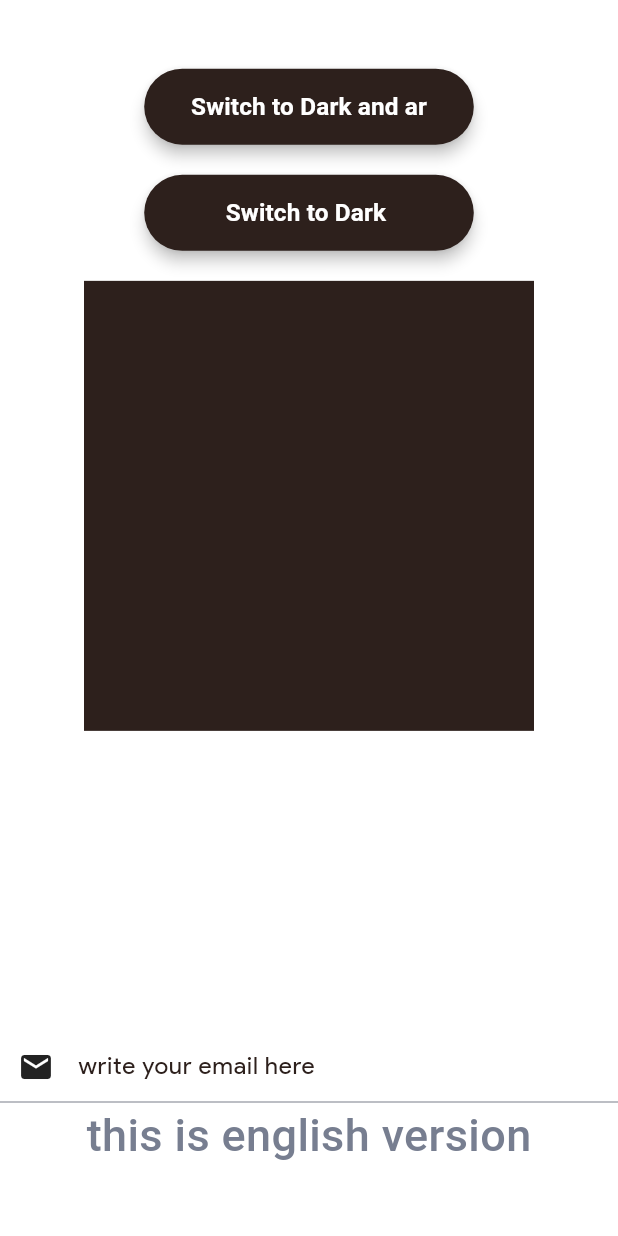
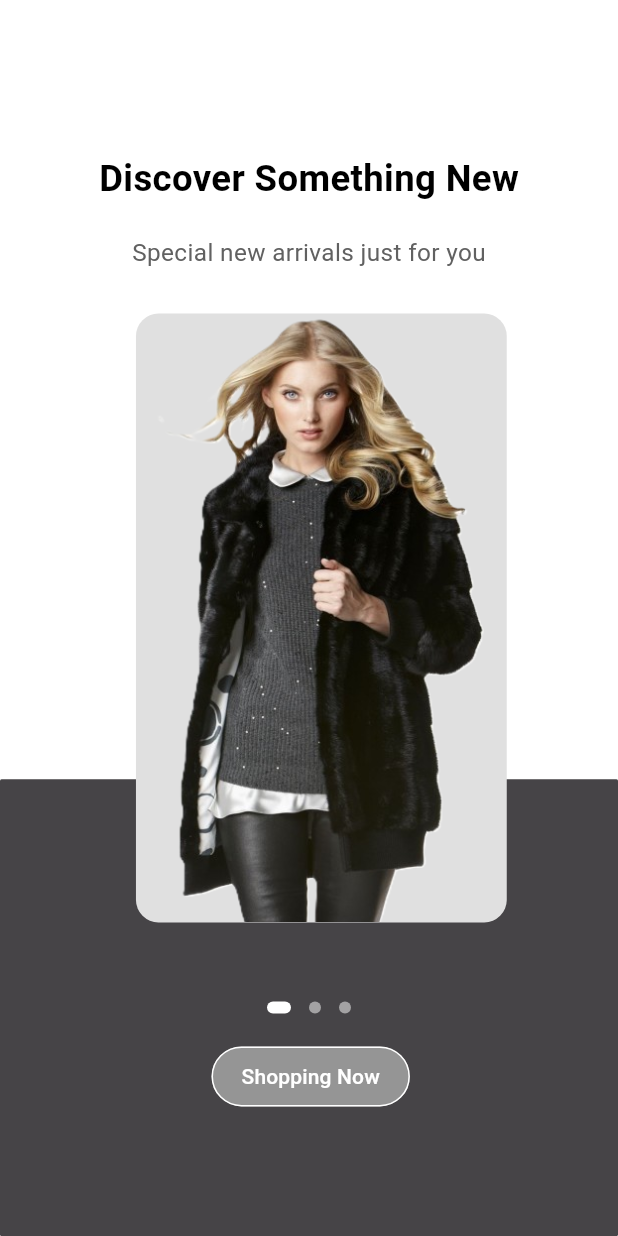
Before and after one commit to androemad123/Flux-E-commerce-App, a Flutter app: the OnboardingScreen screen opened by its route, on a phone screen of 412 x 824 dp. Run offline on Flutter 3.47's test engine with Material 3 defaults, Android fonts, the phone set to English and light mode, and no system bars; our stand-ins replace flutter_screenutil.

Commit message:
welcome and onBoarding screens added

```diff
--- /dev/null
+++ b/devtools_options.yaml
@@ -0,0 +1,3 @@
+description: This file stores settings for Dart & Flutter DevTools.
+documentation: https://docs.flutter.dev/tools/devtools/extensions#configure-extension-enablement-states
+extensions:
--- a/lib/app/flux_app.dart
+++ b/lib/app/flux_app.dart
@@ -51,7 +51,7 @@ class _FluxAppState extends State<FluxApp> {
           ],
           supportedLocales: S.delegate.supportedLocales,
           debugShowCheckedModeBanner: false,
-          initialRoute: Routes.onboardingRoute,
+          initialRoute: Routes.welcomeScreen,
           onGenerateRoute: widget.appRouter.generateRoute,
         );
       },
--- a/lib/presentation/onboarding/onboarding_screen.dart
+++ b/lib/presentation/onboarding/onboarding_screen.dart
@@ -1,13 +1,8 @@
-import 'package:depi_graduation/presentation/resources/color_manager.dart';
+import 'package:depi_graduation/presentation/onboarding/subScreens/final_screen.dart';
+import 'package:depi_graduation/presentation/onboarding/subScreens/first_screen.dart';
+import 'package:depi_graduation/presentation/onboarding/subScreens/second_screen.dart';
 import 'package:flutter/material.dart';
-import 'package:provider/provider.dart';
-
-
-import '../../app/provider/language_provider.dart';
-import '../../app/provider/theme_provider.dart';
-import '../../generated/l10n.dart';
-import '../widgets/app_text_button.dart';
-import '../widgets/app_text_field.dart';
+import 'package:flutter_screenutil/flutter_screenutil.dart';
 
 class OnboardingScreen extends StatefulWidget {
   const OnboardingScreen({super.key});
@@ -17,49 +12,103 @@ class OnboardingScreen extends StatefulWidget {
 }
 
 class _OnboardingScreenState extends State<OnboardingScreen> {
+  final _pageController = PageController(
+    initialPage: 0,
+    viewportFraction: 1.0, // Adjust this to change the width of each page
+  );
+  int _currentPage = 0;
+
+  void _goToNextPage() {
+    if (_pageController.hasClients) {
+      final nextPage = _pageController.page!.toInt() + 1;
+      if (nextPage < 3) {
+        _pageController.animateToPage(
+          nextPage,
+          duration: const Duration(milliseconds: 400),
+          curve: Curves.easeInOut,
+        );
+      }
+    }
+  }
+
+  void _onPageChanged(int index) {
+    setState(() {
+      _currentPage = index;
+    });
+  }
+
   @override
   Widget build(BuildContext context) {
-    final themeProvider = Provider.of<ThemeProvider>(context);
-    final languageProvider = Provider.of<LanguageProvider>(context);
+    return Scaffold(
+      backgroundColor: Colors.white,
+      body: Column(
+        children: [
+          Stack(
+            children: [
+              SizedBox(
+                height: MediaQuery.of(context).size.height * 1,
+                child: PageView.builder(
+                  itemBuilder: (context, index) {
+                    return PageView(
+                      onPageChanged: _onPageChanged,
+                      controller: _pageController,
+                      physics: const BouncingScrollPhysics(),
 
-    return Scaffold(
-      body: Column(
-        crossAxisAlignment: CrossAxisAlignment.center,
-        mainAxisAlignment: MainAxisAlignment.center,
-        children: [
-          AppTextButton(
-             width: 200,
-            text: themeProvider.isDarkMode
-                ? "Switch to Light and en"
-                : "Switch to Dark and ar",
-            onPressed: () {
-              themeProvider.toggleTheme();
-              languageProvider.setLocale(const Locale('en'));
-            },
-          ),
-          SizedBox(height: 20,),
-          AppTextButton(
-            width: 200,
-            text: themeProvider.isDarkMode
-                ? "Switch to Light"
-                : "Switch to Dark ",
-            onPressed: () {
-              themeProvider.toggleTheme();
-              languageProvider.setLocale(const Locale('ar'));
+                      children: [
+                        const FirstScreen(),
+                        const SecondScreen(),
+                        const FinalScreen(),
+                      ],
+                    );
+                  },
+                ),
+              ),
+              Positioned(
+                bottom: MediaQuery.of(context).size.height * 0.18,
+                left: 0,
+                right: 0,
+                child: Row(
+                  mainAxisAlignment: MainAxisAlignment.center,
+                  children: List.generate(3, (index) {
+                    return AnimatedContainer(
+                      duration: const Duration(milliseconds: 300),
+                      margin: EdgeInsets.symmetric(horizontal: 6),
+                      width: _currentPage == index ? 16 : 8,
+                      height: 8,
+                      decoration: BoxDecoration(
+                        color:
+                            _currentPage == index
+                                ? Colors.white
+                                : Colors.white.withOpacity(0.5),
+                        borderRadius: BorderRadius.circular(4.r),
+                      ),
+                    );
+                  }),
+                ),
+              ),
+              Positioned(
+                bottom: MediaQuery.of(context).size.height * 0.1,
+                left:
+                    (MediaQuery.of(context).size.width / 2) -
+                    65, // Center the button
+                child: OutlinedButton(
+                  onPressed: _goToNextPage,
+                  style: OutlinedButton.styleFrom(
+                    backgroundColor: Colors.grey.withOpacity(0.9),
+                    side: const BorderSide(color: Colors.white),
+                    padding: EdgeInsets.symmetric(
+                      horizontal: 20,
+                      vertical: 10,
+                    ),
+                  ),
+                  child: Text(
+                    'Shopping Now',
+                    style: TextStyle(color: Colors.white),
+                  ),
+                ),
+              ),
 
-            },
-          ),
-          SizedBox(height: 20,),
-          Container(width: 300,height: 300,
-          color: Theme.of(context).primaryColor,),
-          const SizedBox(height: 200),
-           AppTextField(
-            hintText: S.of(context).email,
-            icon: Icons.email,
-          ),
-          Text(
-            S.of(context).title,
-            style: const TextStyle(fontSize: 30, fontWeight: FontWeight.w500),
+            ],
           ),
         ],
       ),
--- /dev/null
+++ b/lib/presentation/onboarding/subScreens/first_screen.dart
@@ -0,0 +1,82 @@
+import 'package:flutter/material.dart';
+import 'package:flutter_screenutil/flutter_screenutil.dart';
+
+class FirstScreen extends StatefulWidget {
+  const FirstScreen({super.key});
+
+  @override
+  State<FirstScreen> createState() => _FirstScreenState();
+}
+
+class _FirstScreenState extends State<FirstScreen> {
+  @override
+  Widget build(BuildContext context) {
+    var width = MediaQuery.of(context).size.width;
+    var height = MediaQuery.of(context).size.height;
+    return Scaffold(
+      backgroundColor: Colors.white,
+      body: Stack(
+        children: [
+          _upperContainer(),
+          Positioned(
+              bottom: 0.h, left: 0.w, right: 0.w, child: _bottomContainer()),
+          Positioned(
+            left: (width / 2) - 105.w,
+            bottom: height * 0.25.h,
+            child: Container(
+              height: 400.h,
+              width: 225.w,
+              decoration: BoxDecoration(
+                color: Colors.grey.shade300,
+                borderRadius: BorderRadius.circular(15),
+              ),
+              child: Image.asset(
+                'assets/images/1stOnboardingPic.jpg',
+                fit: BoxFit.cover,
+              ),
+            ),
+          ),
+        ],
+      ),
+    );
+  }
+}
+
+Widget _upperContainer() {
+  return Container(
+    color: Colors.white,
+    child: Column(
+      mainAxisAlignment: MainAxisAlignment.start,
+      children: [
+        SizedBox(height: 100.h),
+        Center(
+          child: Text(
+            'Discover Something New',
+            style: TextStyle(
+                fontSize: 24.sp,
+                fontWeight: FontWeight.bold,
+                color: Colors.black),
+          ),
+        ),
+        SizedBox(height: 20.h),
+        Center(
+          child: Text(
+            'Special new arrivals just for you',
+            style: TextStyle(fontSize: 16.sp, color: Colors.grey[700]),
+          ),
+        ),
+      ],
+    ),
+  );
+}
+
+Widget _bottomContainer() {
+  return Container(
+    height: 300.h,
+    width: double.infinity,
+    decoration: BoxDecoration(
+      color: Color.fromRGBO(70, 68, 71, 1),
+      borderRadius: BorderRadius.circular(1),
+    ),
+  );
+}
--- a/lib/routing/app_router.dart
+++ b/lib/routing/app_router.dart
@@ -1,4 +1,5 @@
 import 'package:depi_graduation/presentation/home/base_home_screen.dart';
+import 'package:depi_graduation/presentation/onboarding/welcome_screen.dart';
 import 'package:depi_graduation/presentation/sign%20up/sign_up_screen.dart';
 import 'package:depi_graduation/routing/routes.dart';
 import 'package:flutter/cupertino.dart';
@@ -21,6 +22,8 @@ class AppRouter {
         return MaterialPageRoute(builder: (_) => BaseHomeScreen());
       case Routes.productDetailsRoute:
         return MaterialPageRoute(builder: (_) => ProductDetailsScreen());
+      case Routes.welcomeScreen:
+        return MaterialPageRoute(builder: (_) => WelcomeScreen());
 
       default:
         return unDefinedRoute();
--- a/lib/routing/routes.dart
+++ b/lib/routing/routes.dart
@@ -1,10 +1,12 @@
 class Routes{
 
   static const String onboardingRoute ="/onboardingRoute";
+  static const String welcomeScreen ="/welcomeScreen";
   static const String loginRoute ="/loginRoute";
   static const String signUpRoute ="/signUpRoute";
   static const String forgetPasswordRoute ="/forgetPasswordRoute";
   static const String homeRoute ="/homeRoute";
   static const String productDetailsRoute ="/productDetailsRoute";
 
+
 }
```
Also changed, not shown: lib/presentation/onboarding/subScreens/final_screen.dart (added, +80 -0 lines), lib/presentation/onboarding/subScreens/second_screen.dart (added, +80 -0 lines), lib/presentation/onboarding/welcome_screen.dart (added, +78 -0 lines), lib/theme_loc.dart (added, +70 -0 lines), assets/images/1stOnboardingPic.jpg (added), assets/images/2ndOnboardingPic.jpg (added), assets/images/3rdOnboardingPic.jpg (added), assets/images/welcomePic.png (added), pubspec.lock, 125 other files.
